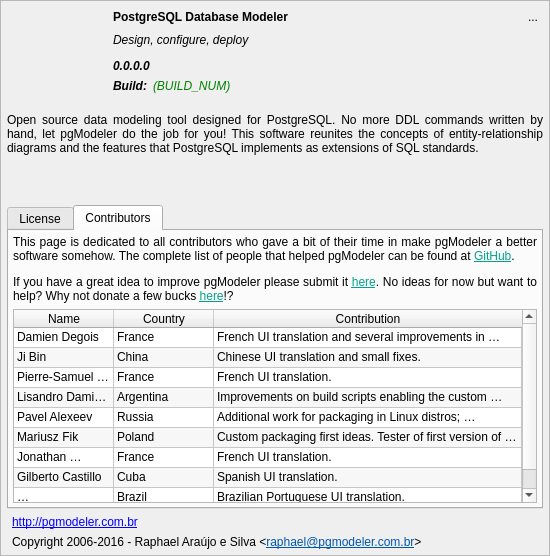
First picture: the form in libpgmodeler_ui/ui/aboutwidget.ui, repository pgmodeler/pgmodeler, before the edit.
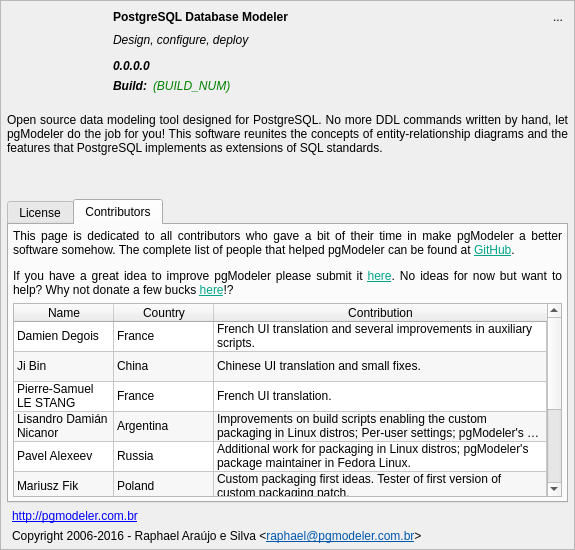
Second picture: the form after the edit. The open tabs and pages were chosen to show the change. Icons and pictures are not drawn.

```diff
--- a/libpgmodeler_ui/ui/aboutwidget.ui
+++ b/libpgmodeler_ui/ui/aboutwidget.ui
@@ -9,8 +9,8 @@
    <rect>
     <x>0</x>
     <y>0</y>
-    <width>550</width>
-    <height>556</height>
+    <width>575</width>
+    <height>550</height>
    </rect>
   </property>
   <property name="sizePolicy">
@@ -21,8 +21,8 @@
   </property>
   <property name="minimumSize">
    <size>
-    <width>550</width>
-    <height>0</height>
+    <width>575</width>
+    <height>550</height>
    </size>
   </property>
   <property name="maximumSize">
@@ -448,6 +448,12 @@
           <verstretch>0</verstretch>
          </sizepolicy>
         </property>
+        <property name="minimumSize">
+         <size>
+          <width>0</width>
+          <height>0</height>
+         </size>
+        </property>
         <property name="currentIndex">
          <number>0</number>
         </property>
@@ -625,12 +631,6 @@
             <attribute name="verticalHeaderCascadingSectionResizes">
              <bool>false</bool>
             </attribute>
-            <attribute name="verticalHeaderDefaultSectionSize">
-             <number>20</number>
-            </attribute>
-            <attribute name="verticalHeaderMinimumSectionSize">
-             <number>20</number>
-            </attribute>
             <attribute name="verticalHeaderStretchLastSection">
              <bool>false</bool>
             </attribute>
```
Left out of the diff: 4 changed lines with no effect on the pictures.
